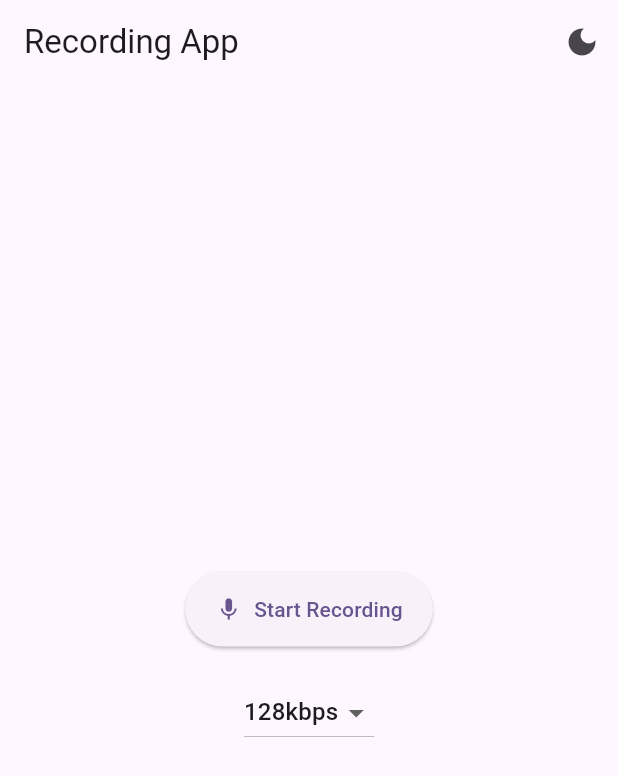
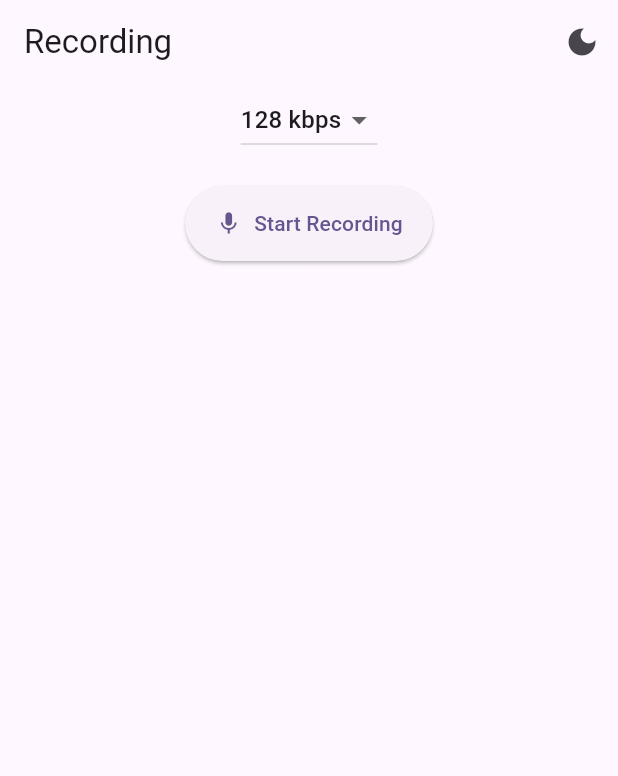
Before and after one commit to lunchboxer/reading_recorder, a Flutter app: the screen it shows after launch, after a tap on "Start Recording", on a phone screen of 412 x 824 dp. Shown: the top 776 px of the screen. Run offline on Flutter 3.47's test engine with Material 3 defaults, Android fonts, the phone set to English and light mode, and no system bars; our stand-ins replace audioplayers, just_audio, logger, permission_handler; missing offline and left inert: record; statements that could not run were skipped.

Commit message:
refactor to separate widget groups

```diff
--- /dev/null
+++ b/lib/file_management_service.dart
@@ -0,0 +1,45 @@
+import 'dart:io';
+import 'package:flutter/foundation.dart';
+import 'package:intl/intl.dart';
+import 'package:logger/logger.dart';
+
+class FileManagementService extends ChangeNotifier {
+  final Logger _logger = Logger();
+  String? _recordingDuration;
+  String? _recordingFileSize;
+  String? _recordingCreatedAt;
+
+  String? get recordingDuration => _recordingDuration;
+  String? get recordingFileSize => _recordingFileSize;
+  String? get recordingCreatedAt => _recordingCreatedAt;
+
+  Future<void> updateRecordingDetails(String? path, DateTime startTime) async {
+    if (path != null) {
+      final file = File(path);
+      final fileStat = await file.stat();
+
+      final endTime = DateTime.now();
+      final duration = endTime.difference(startTime);
+
+      _recordingDuration = '${duration.inMinutes}:${(duration.inSeconds % 60).toString().padLeft(2, '0')}';
+      _recordingFileSize = '${(fileStat.size / 1024).toStringAsFixed(2)} KB';
+      _recordingCreatedAt = DateFormat('yyyy-MM-dd HH:mm:ss').format(fileStat.modified);
+      notifyListeners();
+    }
+  }
+
+  Future<void> deleteRecording(String path) async {
+    try {
+      final file = File(path);
+      if (await file.exists()) {
+        await file.delete();
+        _recordingDuration = null;
+        _recordingFileSize = null;
+        _recordingCreatedAt = null;
+        notifyListeners();
+      }
+    } catch (e) {
+      _logger.e('Error deleting recording: $e');
+    }
+  }
+}
--- a/lib/main.dart
+++ b/lib/main.dart
@@ -1,14 +1,24 @@
 import 'package:flutter/material.dart';
 import 'package:permission_handler/permission_handler.dart';
-import 'package:record/record.dart';
-import 'package:audioplayers/audioplayers.dart';
-import 'package:intl/intl.dart';
-import 'package:path_provider/path_provider.dart';
-import 'dart:io';
+import 'package:provider/provider.dart';
+import 'recording_service.dart';
+import 'playback_service.dart';
+import 'file_management_service.dart';
+import 'recording_page.dart';
+import 'playback_page.dart';
 import 'package:logger/logger.dart';
 
 void main() {
-  runApp(const MyApp());
+  runApp(
+    MultiProvider(
+      providers: [
+        ChangeNotifierProvider(create: (_) => RecordingService()),
+        ChangeNotifierProvider(create: (_) => PlaybackService()),
+        ChangeNotifierProvider(create: (_) => FileManagementService()),
+      ],
+      child: const MyApp(),
+    ),
+  );
 }
 
 class MyApp extends StatefulWidget {
@@ -19,7 +29,22 @@ class MyApp extends StatefulWidget {
 }
 
 class _MyAppState extends State<MyApp> {
+  final logger = Logger();
   ThemeMode _themeMode = ThemeMode.system;
+
+  @override
+  void initState() {
+    super.initState();
+    checkPermission();
+  }
+
+  Future<void> checkPermission() async {
+    if (await Permission.microphone.request().isGranted) {
+      logger.i('Microphone permission granted');
+    } else {
+      logger.i('Microphone permission denied');
+    }
+  }
 
   void toggleTheme() {
     setState(() {
@@ -46,218 +71,41 @@ class _MyAppState extends State<MyApp> {
         brightness: Brightness.dark,
       ),
       themeMode: _themeMode,
-      home: MyHomePage(
-        title: 'Recording App',
-        toggleTheme: toggleTheme,
-      ),
+      home: AppContent(toggleTheme: toggleTheme),
     );
   }
 }
 
-class MyHomePage extends StatefulWidget {
-  const MyHomePage({super.key, required this.title, required this.toggleTheme});
-
-  final String title;
+class AppContent extends StatelessWidget {
   final VoidCallback toggleTheme;
 
-  @override
-  State<MyHomePage> createState() => _MyHomePageState();
-}
-
-class _MyHomePageState extends State<MyHomePage> {
-  bool isRecording = false;
-  String selectedBitrate = '128000';
-  final List<String> bitrates = [
-    '12000',
-    '24000',
-    '48000',
-    '96000',
-    '128000',
-    '192000',
-    '256000'
-  ];
-  final record = Record();
-  final player = AudioPlayer();
-  String? recordingPath;
-  String? recordingDuration;
-  String? recordingFileSize;
-  String? recordingCreatedAt;
-  final logger = Logger();
-  DateTime? startTime;
-
-  @override
-  void initState() {
-    super.initState();
-    checkPermission();
-  }
-
-  Future<void> checkPermission() async {
-    if (await Permission.microphone.request().isGranted) {
-      // Either the permission was already granted before or the user just granted it.
-      logger.i('Microphone permission granted');
-    } else {
-      logger.i('Microphone permission denied');
-      // You can show a dialog here explaining why the app needs the permission
-    }
-  }
-
-  Future<void> startRecording() async {
-    try {
-      if (await record.hasPermission()) {
-        final directory = await getApplicationDocumentsDirectory();
-        final filePath =
-            '${directory.path}/recording_${DateTime.now().millisecondsSinceEpoch}.m4a';
-        await record.start(
-          encoder: AudioEncoder.aacLc,
-          bitRate: int.parse(selectedBitrate),
-          samplingRate: 44100,
-          path: filePath,
-        );
-        setState(() {
-          isRecording = true;
-          recordingPath = filePath;
-          startTime = DateTime.now();
-        });
-      }
-    } catch (e) {
-      logger.e('Error starting recording: $e');
-    }
-  }
-
-  Future<void> stopRecording() async {
-    try {
-      final path = await record.stop();
-      setState(() {
-        isRecording = false;
-      });
-      logger.i('Audio recorded to: $path');
-      await updateRecordingDetails();
-    } catch (e) {
-      logger.e('Error stopping recording: $e');
-    }
-  }
-
-  Future<void> playRecording() async {
-    if (recordingPath != null) {
-      await player.play(DeviceFileSource(recordingPath!));
-    }
-  }
-
-  Future<void> deleteRecording() async {
-    if (recordingPath != null) {
-      final file = File(recordingPath!);
-      if (await file.exists()) {
-        await file.delete();
-        setState(() {
-          recordingPath = null;
-          recordingDuration = null;
-          recordingFileSize = null;
-          recordingCreatedAt = null;
-        });
-      }
-    }
-  }
-
-  Future<void> updateRecordingDetails() async {
-    if (recordingPath != null) {
-      final file = File(recordingPath!);
-      final fileStat = await file.stat();
-
-      final endTime = DateTime.now();
-      final duration = endTime.difference(startTime!);
-
-      setState(() {
-        recordingDuration =
-            '${duration.inMinutes}:${(duration.inSeconds % 60).toString().padLeft(2, '0')}';
-        recordingFileSize = '${(fileStat.size / 1024).toStringAsFixed(2)} KB';
-        recordingCreatedAt =
-            DateFormat('yyyy-MM-dd HH:mm:ss').format(fileStat.modified);
-      });
-    }
-  }
+  const AppContent({super.key, required this.toggleTheme});
 
   @override
   Widget build(BuildContext context) {
+    final recordingService = Provider.of<RecordingService>(context);
+
     return Scaffold(
       appBar: AppBar(
-        title: Text(widget.title),
+        title: Text(
+            recordingService.recordingPath == null ? 'Recording' : 'Playback'),
         actions: [
           IconButton(
             icon: Icon(Theme.of(context).brightness == Brightness.light
                 ? Icons.dark_mode
                 : Icons.light_mode),
-            onPressed: widget.toggleTheme,
+            onPressed: toggleTheme,
           ),
         ],
       ),
-      body: Center(
-        child: Column(
-          mainAxisAlignment: MainAxisAlignment.center,
-          children: <Widget>[
-            ElevatedButton.icon(
-              onPressed: () {
-                if (isRecording) {
-                  stopRecording();
-                } else {
-                  startRecording();
-                }
-              },
-              icon: Icon(isRecording ? Icons.stop : Icons.mic),
-              label: Text(isRecording ? 'Stop Recording' : 'Start Recording'),
-              style: ElevatedButton.styleFrom(
-                padding:
-                    const EdgeInsets.symmetric(horizontal: 20, vertical: 15),
-              ),
-            ),
-            const SizedBox(height: 20),
-            DropdownButton<String>(
-              value: selectedBitrate,
-              onChanged: (String? newValue) {
-                if (newValue != null) {
-                  setState(() {
-                    selectedBitrate = newValue;
-                  });
-                }
-              },
-              items: bitrates.map<DropdownMenuItem<String>>((String value) {
-                return DropdownMenuItem<String>(
-                  value: value,
-                  child: Text('${int.parse(value) ~/ 1000}kbps'),
-                );
-              }).toList(),
-            ),
-            if (recordingPath != null && !isRecording) ...[
-              const SizedBox(height: 20),
-              ElevatedButton.icon(
-                onPressed: playRecording,
-                icon: const Icon(Icons.play_arrow),
-                label: const Text('Play Recording'),
-              ),
-              const SizedBox(height: 10),
-              ElevatedButton.icon(
-                onPressed: deleteRecording,
-                icon: const Icon(Icons.delete),
-                label: const Text('Delete Recording'),
-              ),
-              const SizedBox(height: 20),
-              Text('Recording Details:',
-                  style: Theme.of(context).textTheme.titleLarge),
-              Text('Duration: $recordingDuration'),
-              Text('File Size: $recordingFileSize'),
-              Text('Filename: ${recordingPath?.split('/').last}'),
-              Text('Bitrate: ${int.parse(selectedBitrate) ~/ 1000}kbps'),
-              Text('Created At: $recordingCreatedAt'),
-            ],
-          ],
-        ),
-      ),
+      body: recordingService.recordingPath == null
+          ? RecordingPage(onRecordingComplete: () {
+              // This will trigger a rebuild when recording is complete
+              recordingService.notifyListeners();
+            })
+          : PlaybackPage(onFileDeleted: () {
+              recordingService.clearRecordingPath();
+            }),
     );
   }
-
-  @override
-  void dispose() {
-    record.dispose();
-    player.dispose();
-    super.dispose();
-  }
 }
--- /dev/null
+++ b/lib/recording_controls_widget.dart
@@ -0,0 +1,125 @@
+import 'package:flutter/material.dart';
+import 'package:provider/provider.dart';
+import 'recording_service.dart';
+import 'file_management_service.dart';
+
+class RecordingControlsWidget extends StatefulWidget {
+  final AnimationController animationController;
+  final VoidCallback onRecordingComplete;
+
+  const RecordingControlsWidget({
+    super.key,
+    required this.animationController,
+    required this.onRecordingComplete,
+  });
+
+  @override
+  RecordingControlsWidgetState createState() => RecordingControlsWidgetState();
+}
+
+class RecordingControlsWidgetState extends State<RecordingControlsWidget> {
+  String selectedBitrate = '128000';
+  final List<String> bitrates = [
+    '12000',
+    '24000',
+    '48000',
+    '96000',
+    '128000',
+    '192000',
+    '256000'
+  ];
+
+  Widget _buildRecordingIndicator() {
+    final recordingText =
+        'Recording at ${int.parse(selectedBitrate) ~/ 1000} kbps';
+    return AnimatedBuilder(
+      animation: widget.animationController,
+      builder: (context, child) {
+        return Row(
+          mainAxisAlignment: MainAxisAlignment.center,
+          children: [
+            Container(
+              width: 12,
+              height: 12,
+              decoration: BoxDecoration(
+                shape: BoxShape.circle,
+                color: Colors.red
+                    .withOpacity(0.5 + 0.5 * widget.animationController.value),
+              ),
+            ),
+            const SizedBox(width: 8),
+            Text(
+              recordingText,
+              // show bitrate while recording
+              style: const TextStyle(
+                color: Colors.red,
+                fontWeight: FontWeight.bold,
+              ),
+            ),
+          ],
+        );
+      },
+    );
+  }
+
+  Widget _buildBitrateDropdown() {
+    return DropdownButton<String>(
+      value: selectedBitrate,
+      onChanged: (String? newValue) {
+        if (newValue != null) {
+          setState(() {
+            selectedBitrate = newValue;
+          });
+        }
+      },
+      items: bitrates.map<DropdownMenuItem<String>>((String value) {
+        return DropdownMenuItem<String>(
+          value: value,
+          child: Text('${int.parse(value) ~/ 1000} kbps'),
+        );
+      }).toList(),
+    );
+  }
+
+  @override
+  Widget build(BuildContext context) {
+    final recordingService = Provider.of<RecordingService>(context);
+    final fileManagementService = Provider.of<FileManagementService>(context);
+
+    return Column(
+      children: [
+        if (!recordingService.isRecording) _buildBitrateDropdown(),
+        const SizedBox(height: 20),
+        if (recordingService.isRecording) ...[
+          _buildRecordingIndicator(),
+          const SizedBox(height: 20),
+          ElevatedButton.icon(
+            onPressed: () async {
+              await recordingService.stopRecording();
+              await fileManagementService.updateRecordingDetails(
+                recordingService.recordingPath,
+                recordingService.startTime!,
+              );
+              widget.onRecordingComplete();
+            },
+            icon: const Icon(Icons.stop),
+            label: const Text('Stop Recording'),
+            style: ElevatedButton.styleFrom(
+              padding: const EdgeInsets.symmetric(horizontal: 20, vertical: 15),
+            ),
+          ),
+        ] else
+          ElevatedButton.icon(
+            onPressed: () => recordingService.startRecording(selectedBitrate),
+            icon: const Icon(Icons.mic),
+            label: const Text('Start Recording'),
+            style: ElevatedButton.styleFrom(
+              padding: const EdgeInsets.symmetric(horizontal: 20, vertical: 15),
+            ),
+          ),
+      ],
+    );
+  }
+
+  String get currentBitrate => selectedBitrate;
+}
--- /dev/null
+++ b/lib/recording_page.dart
@@ -0,0 +1,41 @@
+import 'package:flutter/material.dart';
+import 'recording_controls_widget.dart';
+
+class RecordingPage extends StatefulWidget {
+  final VoidCallback onRecordingComplete;
+
+  const RecordingPage({super.key, required this.onRecordingComplete});
+
+  @override
+  RecordingPageState createState() => RecordingPageState();
+}
+
+class RecordingPageState extends State<RecordingPage>
+    with SingleTickerProviderStateMixin {
+  late AnimationController _animationController;
+
+  @override
+  void initState() {
+    super.initState();
+    _animationController = AnimationController(
+      vsync: this,
+      duration: const Duration(seconds: 1),
+    )..repeat(reverse: true);
+  }
+
+  @override
+  Widget build(BuildContext context) {
+    return Center(
+      child: RecordingControlsWidget(
+        animationController: _animationController,
+        onRecordingComplete: widget.onRecordingComplete,
+      ),
+    );
+  }
+
+  @override
+  void dispose() {
+    _animationController.dispose();
+    super.dispose();
+  }
+}
--- /dev/null
+++ b/lib/recording_service.dart
@@ -0,0 +1,37 @@
+import 'package:flutter/foundation.dart';
+import 'package:record/record.dart';
+
+class RecordingService extends ChangeNotifier {
+  final _audioRecorder = Record();
+  bool _isRecording = false;
+  String? _recordingPath;
+  DateTime? _startTime;
+
+  bool get isRecording => _isRecording;
+  String? get recordingPath => _recordingPath;
+  DateTime? get startTime => _startTime;
+
+  Future<void> startRecording(String bitrate) async {
+    if (await _audioRecorder.hasPermission()) {
+      await _audioRecorder.start(
+        encoder: AudioEncoder.aacLc,
+        bitRate: int.parse(bitrate),
+      );
+      _isRecording = true;
+      _startTime = DateTime.now();
+      notifyListeners();
+    }
+  }
+
+  Future<void> stopRecording() async {
+    _recordingPath = await _audioRecorder.stop();
+    _isRecording = false;
+    notifyListeners();
+  }
+
+  void clearRecordingPath() {
+    _recordingPath = null;
+    _startTime = null;
+    notifyListeners();
+  }
+}
```
Also changed, not shown: lib/audio_player_widget.dart (added, +116 -0 lines), lib/file_management_widget.dart (added, +44 -0 lines), lib/playback_page.dart (added, +39 -0 lines), lib/playback_service.dart (added, +45 -0 lines), pubspec.yaml (+6 -5 lines), pubspec.lock.
